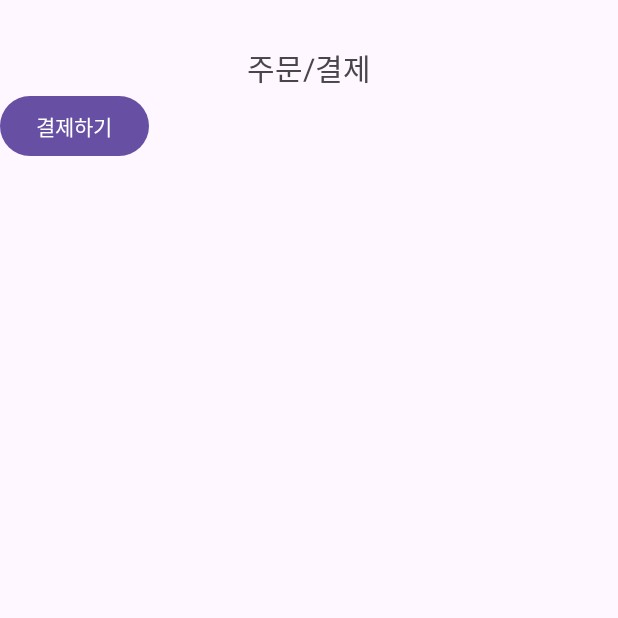
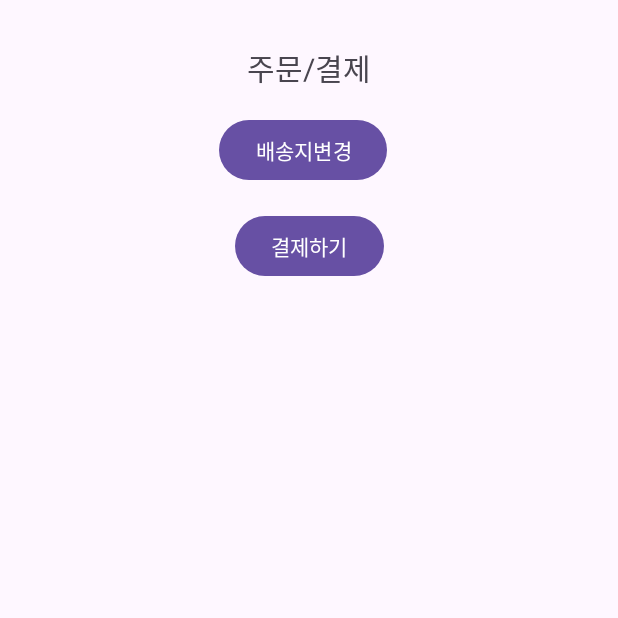
Before and after one commit to dwdwb/Team2AndroidProject, an Android app: the OrderFragment screen opened through its navigation route, on a phone screen of 412 x 824 dp, the top half of it. Run offline under Robolectric (Android 15) with nearby library versions, the phone set to English and light mode, and no system bars.

Commit message:
feat: 로그인, 주문결제, 배송지관리 페이지 연결

```diff
--- a/app/src/main/java/com/example/myapplication/LoginFragment.java
+++ b/app/src/main/java/com/example/myapplication/LoginFragment.java
@@ -31,12 +31,12 @@ public class LoginFragment extends Fragment {
 
 
 
-        initBtnLogin();
+        initBtnMain();
         return binding.getRoot();
     }
 
-    private void  initBtnLogin() {
-        binding.btnLogin.setOnClickListener(v -> {
+    private void  initBtnMain() {
+        binding.btnMain.setOnClickListener(v -> {
             navController.popBackStack();
 
         });
--- a/app/src/main/java/com/example/myapplication/OrderFragment.java
+++ b/app/src/main/java/com/example/myapplication/OrderFragment.java
@@ -10,8 +10,6 @@ import android.view.LayoutInflater;
 import android.view.View;
 import android.view.ViewGroup;
 
-import com.example.myapplication.databinding.FragmentJoinBinding;
-import com.example.myapplication.databinding.FragmentLoginBinding;
 import com.example.myapplication.databinding.FragmentOrderBinding;
 
 
@@ -29,13 +27,21 @@ public class OrderFragment extends Fragment {
         //NavController 얻기
         navController = NavHostFragment.findNavController(this);
 
-        initBtnOrder();
+        initBtnOrderHistory();
+        initBtnOrderShipping();
         return binding.getRoot();
     }
 
-    private void  initBtnOrder() {
-        binding.btnOrder.setOnClickListener(v -> {
-            navController.popBackStack();
+    private void initBtnOrderShipping() {
+        binding.btnOrderShipping.setOnClickListener(v -> {
+            navController.navigate(R.id.action_order_to_orderShipping);
+
+        });
+    }
+
+    private void  initBtnOrderHistory() {
+        binding.btnOrderHistory.setOnClickListener(v -> {
+            navController.navigate(R.id.action_order_to_orderHistory);
 
         });
 
--- a/app/src/main/res/layout/fragment_list.xml
+++ b/app/src/main/res/layout/fragment_list.xml
@@ -40,7 +40,7 @@
         app:layout_constraintTop_toBottomOf="@+id/btn_detail" />
 
     <Button
-        android:id="@+id/btn_main"
+        android:id="@+id/btn_login"
         android:layout_width="wrap_content"
         android:layout_height="wrap_content"
         android:layout_marginTop="10dp"
@@ -59,7 +59,7 @@
         app:layout_constraintEnd_toEndOf="parent"
         app:layout_constraintHorizontal_bias="0.498"
         app:layout_constraintStart_toStartOf="parent"
-        app:layout_constraintTop_toBottomOf="@+id/btn_main" />
+        app:layout_constraintTop_toBottomOf="@+id/btn_login" />
 
     <Button
         android:id="@+id/btn_back"
--- a/app/src/main/res/layout/fragment_my_page.xml
+++ b/app/src/main/res/layout/fragment_my_page.xml
@@ -68,7 +68,7 @@
         app:layout_constraintTop_toBottomOf="@+id/btn_shopper_edit" />
 
     <Button
-        android:id="@+id/btn_main"
+        android:id="@+id/btn_login"
         android:layout_width="wrap_content"
         android:layout_height="wrap_content"
         android:layout_marginStart="80dp"
--- a/app/src/main/res/layout/fragment_order.xml
+++ b/app/src/main/res/layout/fragment_order.xml
@@ -18,10 +18,24 @@
         app:layout_constraintTop_toTopOf="parent" />
 
     <Button
-        android:id="@+id/btn_order"
+        android:id="@+id/btn_order_history"
         android:layout_width="wrap_content"
         android:layout_height="wrap_content"
+        android:layout_marginTop="80dp"
         android:text="결제하기"
-        app:layout_constraintTop_toBottomOf="@+id/textView3"
-        tools:layout_editor_absoluteX="156dp" />
+        app:layout_constraintEnd_toEndOf="parent"
+        app:layout_constraintStart_toStartOf="parent"
+        app:layout_constraintTop_toBottomOf="@+id/textView3" />
+
+    <Button
+        android:id="@+id/btn_order_shipping"
+        android:layout_width="wrap_content"
+        android:layout_height="wrap_content"
+        android:text="배송지변경"
+        app:layout_constraintBottom_toTopOf="@+id/btn_order_history"
+        app:layout_constraintEnd_toEndOf="parent"
+        app:layout_constraintHorizontal_bias="0.487"
+        app:layout_constraintStart_toStartOf="parent"
+        app:layout_constraintTop_toBottomOf="@+id/textView3" />
+
 </androidx.constraintlayout.widget.ConstraintLayout>
--- a/app/src/main/res/layout/fragment_order_history.xml
+++ b/app/src/main/res/layout/fragment_order_history.xml
@@ -28,7 +28,7 @@
         app:layout_constraintTop_toBottomOf="@+id/textView9" />
 
     <Button
-        android:id="@+id/btn_main"
+        android:id="@+id/btn_login"
         android:layout_width="wrap_content"
         android:layout_height="wrap_content"
         android:layout_marginTop="10dp"
@@ -45,7 +45,7 @@
         android:text="검색"
         app:layout_constraintEnd_toEndOf="parent"
         app:layout_constraintStart_toStartOf="parent"
-        app:layout_constraintTop_toBottomOf="@+id/btn_main" />
+        app:layout_constraintTop_toBottomOf="@+id/btn_login" />
 
     <Button
         android:id="@+id/btn_cart"
--- a/app/src/main/res/layout/fragment_review.xml
+++ b/app/src/main/res/layout/fragment_review.xml
@@ -28,7 +28,7 @@
         app:layout_constraintTop_toBottomOf="@+id/textView8" />
 
     <Button
-        android:id="@+id/btn_main"
+        android:id="@+id/btn_login"
         android:layout_width="wrap_content"
         android:layout_height="wrap_content"
         android:layout_marginTop="10dp"
@@ -45,7 +45,7 @@
         android:text="검색"
         app:layout_constraintEnd_toEndOf="parent"
         app:layout_constraintStart_toStartOf="parent"
-        app:layout_constraintTop_toBottomOf="@+id/btn_main" />
+        app:layout_constraintTop_toBottomOf="@+id/btn_login" />
 
     <Button
         android:id="@+id/btn_cart"
--- a/app/src/main/res/layout/fragment_wish.xml
+++ b/app/src/main/res/layout/fragment_wish.xml
@@ -28,7 +28,7 @@
         app:layout_constraintTop_toBottomOf="@+id/textView12" />
 
     <Button
-        android:id="@+id/btn_main"
+        android:id="@+id/btn_login"
         android:layout_width="wrap_content"
         android:layout_height="wrap_content"
         android:layout_marginTop="10dp"
@@ -45,7 +45,7 @@
         android:text="검색"
         app:layout_constraintEnd_toEndOf="parent"
         app:layout_constraintStart_toStartOf="parent"
-        app:layout_constraintTop_toBottomOf="@+id/btn_main" />
+        app:layout_constraintTop_toBottomOf="@+id/btn_login" />
 
     <Button
         android:id="@+id/btn_cart"
--- a/app/src/main/res/navigation/nav_graph.xml
+++ b/app/src/main/res/navigation/nav_graph.xml
@@ -83,10 +83,10 @@
         android:label="주문"
         tools:layout="@layout/fragment_order" >
         <action
-            android:id="@+id/action_order_to_shipping"
-            app:destination="@id/shipping" />
+            android:id="@+id/action_order_to_orderHistory"
+            app:destination="@id/orderHistory" />
         <action
-            android:id="@+id/action_order_to_orderShipping2"
+            android:id="@+id/action_order_to_orderShipping"
             app:destination="@id/orderShipping" />
     </fragment>
     <fragment
```
Also changed, not shown: app/src/main/java/com/example/myapplication/OrderShippingFragment.java (+23 -45 lines), app/src/main/res/layout/fragment_login.xml (+8 -10 lines), app/src/main/res/layout/fragment_order_shipping.xml (+22 -5 lines).
